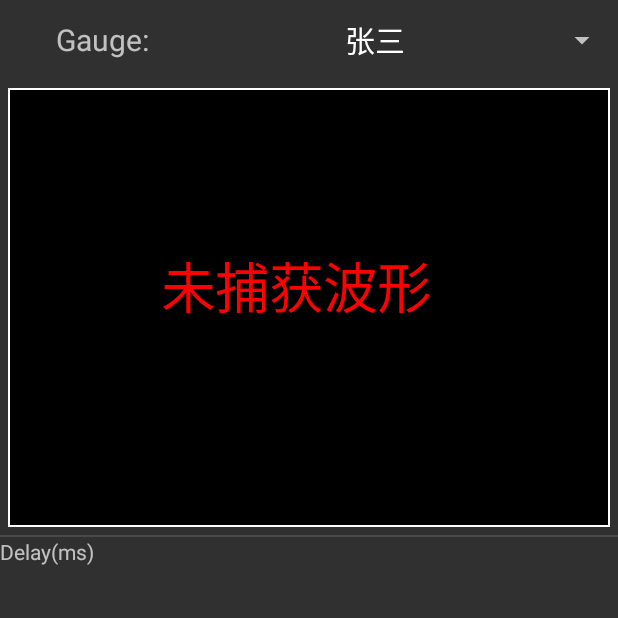
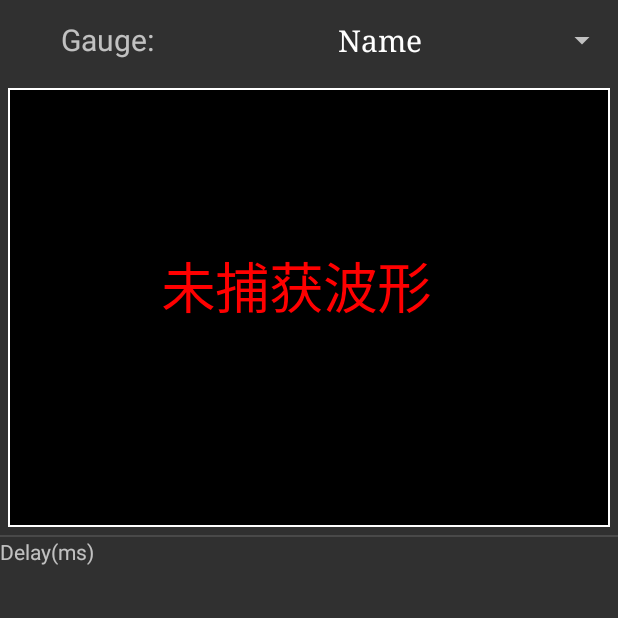
Before and after one commit to t434343435/2019-HMI-ISP-13, an Android app: the screen it shows after launch (MainActivity), tab 2 chosen, on a phone screen of 412 x 824 dp, the top half of it. Run offline under Robolectric (Android 15) with nearby library versions, the light colour scheme and no system bars.

```diff
--- a/app/src/main/java/com/swr/gauge_reader/DataFragment.java
+++ b/app/src/main/java/com/swr/gauge_reader/DataFragment.java
@@ -93,7 +93,7 @@ public class DataFragment extends Fragment {
         // Inflate the layout for this fragment
         final View mDataFragmentView = inflater.inflate(R.layout.fragment_data, container, false);
         mSpinner = mDataFragmentView.findViewById(R.id.spinner);
-        final String[] spinnerItems = {"张三","李四","王二麻子"};
+        final String[] spinnerItems = {"Name","Gauge"};
         ArrayAdapter<String> arrayAdapter = new ArrayAdapter<>(getContext(), R.layout.item_select, spinnerItems);
         arrayAdapter.setDropDownViewResource(R.layout.item_drop);
         mSpinner.setAdapter(arrayAdapter);
```
Also changed, not shown: app/src/main/res/drawable/osc.png, 1 other file.
